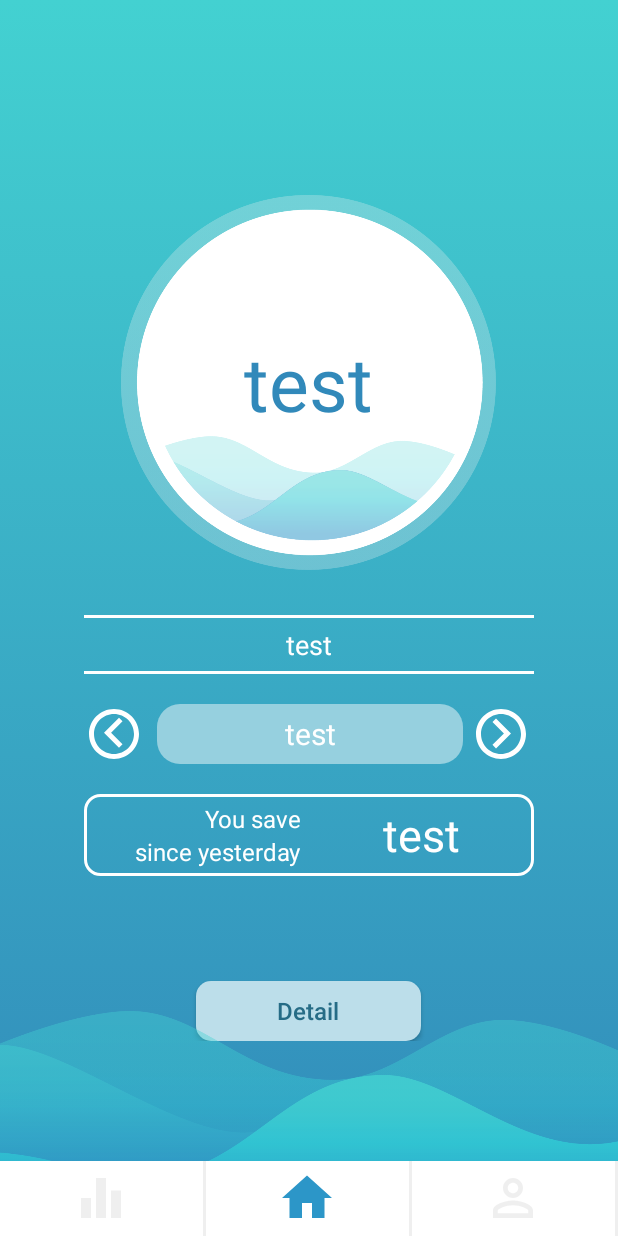
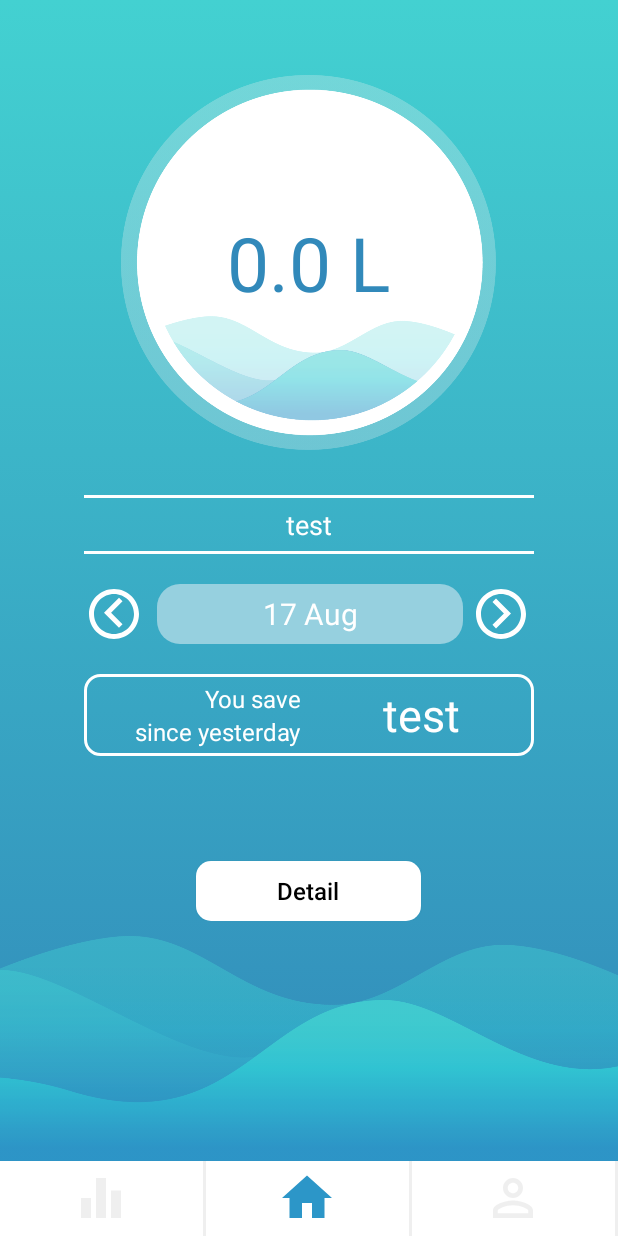
Before and after one commit to jaballogian/Wasav, an Android app: the screen it shows after launch once a user with an empty profile is signed in (ActivityMain), on a phone screen of 412 x 824 dp. Run offline under Robolectric (Android 15) with nearby library versions, the phone set to English and light mode, and no system bars; our stand-ins replace Firebase (no records; nobody signed in at launch, a user with empty details on screens opened directly); libraries missing offline, so code that uses them is left out: lecho.lib.hellocharts, me.anwarshahriar.calligrapher; plain views replace LineChartView; 14 statements that could not run were skipped.

Commit message:
main function of activity main is finished

```diff
--- a/app/src/main/AndroidManifest.xml
+++ b/app/src/main/AndroidManifest.xml
@@ -9,7 +9,8 @@
         android:roundIcon="@drawable/logo"
         android:supportsRtl="true"
         android:theme="@style/Theme.AppCompat.Light.NoActionBar">
-        <activity android:name=".ActivityProfile"></activity>
+        <activity android:name=".ActivityDetail"></activity>
+        <activity android:name=".ActivityProfile" />
         <activity android:name=".ActivityMain">
 
             <!-- <intent-filter> -->
--- a/app/src/main/java/com/example/wasav/ActivityMain.java
+++ b/app/src/main/java/com/example/wasav/ActivityMain.java
@@ -8,6 +8,7 @@ import android.os.Bundle;
 import android.util.Log;
 import android.view.View;
 import android.widget.Button;
+import android.widget.RelativeLayout;
 import android.widget.TextView;
 
 import com.google.firebase.auth.FirebaseAuth;
@@ -37,17 +38,19 @@ import me.anwarshahriar.calligrapher.Calligrapher;
 
 public class ActivityMain extends AppCompatActivity {
 
-    private TextView oneDayUsageTextView, sevenDayUsageTextView;
+    private TextView oneDayUsageTextView, todayTextView, dateTextView, sevenDayUsageTextView;
     private DatabaseReference deviceReference;
     private Double oneDayValue, volume, lastSevenDaysVolume;
     private String timeStamp;
     private ArrayList<String> timeStampArrayList;
     private ArrayList<Double> volumeArrayList;
     private String[] splitterMinus, splitterSlash;
-    private int dayOfYearFromApp, dayOfYearLast7Days;
-    private LineChartView lineChartView;
+    private int dayOfYearFromApp, dayOfYearLast7Days, plusMinusDays;
+//    private LineChartView lineChartView;
     private ArrayList yAxisValues, axisValues;
-    private Button logoutButton;
+//    private Button logoutButton;
+    private Button detailButton;
+    private RelativeLayout minusDayRelativeLayout, plusDayRelativeLayout;
 
     @Override
     protected void onCreate(Bundle savedInstanceState) {
@@ -56,9 +59,14 @@ public class ActivityMain extends AppCompatActivity {
 
         //initializing
         oneDayUsageTextView = (TextView) findViewById(R.id.oneDayUsageTextView);
-        sevenDayUsageTextView = (TextView) findViewById(R.id.sevenDayUsageTextView);
-        lineChartView = findViewById(R.id.chart);
-        logoutButton = (Button) findViewById(R.id.logoutButton);
+        detailButton = (Button) findViewById(R.id.detailButtonActivityMain);
+        todayTextView = (TextView) findViewById(R.id.todayTextViewActivityMain);
+        dateTextView = (TextView) findViewById(R.id.dateTextViewActivityMain);
+        minusDayRelativeLayout = (RelativeLayout) findViewById(R.id.minusDayRelativeLayoutActivityMain);
+        plusDayRelativeLayout =(RelativeLayout) findViewById(R.id.plusDayRelativeLayoutActivityMain);
+//        sevenDayUsageTextView = (TextView) findViewById(R.id.sevenDayUsageTextView);
+//        lineChartView = findViewById(R.id.chart);
+//        logoutButton = (Button) findViewById(R.id.logoutButton);
 
         timeStampArrayList = new ArrayList<String>();
         volumeArrayList = new ArrayList<Double>();
@@ -68,14 +76,32 @@ public class ActivityMain extends AppCompatActivity {
         checkingUser();
 
         //get today date
-        Calendar now = Calendar.getInstance();
+        final Calendar now = Calendar.getInstance();
         dayOfYearFromApp = now.get(Calendar.DAY_OF_YEAR);
+        changeDay(0);
 
         //get last 7 days
         Calendar last7Days = Calendar.getInstance();
         last7Days.setTime(new Date());
         last7Days.add(Calendar.DAY_OF_YEAR, -7);
         dayOfYearLast7Days = last7Days.get(Calendar.DAY_OF_YEAR);
+
+        plusMinusDays = 0;
+        minusDayRelativeLayout.setOnClickListener(new View.OnClickListener() {
+            @Override
+            public void onClick(View v) {
+
+                changeDay(-1);
+            }
+        });
+
+        plusDayRelativeLayout.setOnClickListener(new View.OnClickListener() {
+            @Override
+            public void onClick(View v) {
+
+                changeDay(1);
+            }
+        });
 
         //get data from Firebase
         deviceReference = FirebaseDatabase.getInstance().getReference().child("Devices").child("Wasav-001");
@@ -94,40 +120,9 @@ public class ActivityMain extends AppCompatActivity {
                     Log.d("testData", "time " + timeStamp + " volume " + volume);
                 }
 
-                oneDayValue = 0.0;
-                lastSevenDaysVolume = 0.0;
-                for(int i = 0; i < timeStampArrayList.size(); i++){
+                changeValueOneDay(now);
 
-                    //convert timeStamp from Firebase to date format
-                    SimpleDateFormat formatter = new SimpleDateFormat("dd:MM:yyyy");
-                    Date d = null;
-                    try {
-                        d = formatter.parse(splitterDay(timeStampArrayList.get(i)) + ":" + splitterMonth(timeStampArrayList.get(i)) + ":" + splitterYear(timeStampArrayList.get(i)));
-                    } catch (ParseException e) {
-                        // TODO Auto-generated catch block
-                        e.printStackTrace();
-                    }
-
-                    Calendar convertedDate = Calendar.getInstance();
-                    convertedDate.setTime(d);
-                    int dayOfYearConvertedDate = convertedDate.get(Calendar.DAY_OF_YEAR);
-
-                    //compare
-                    if(dayOfYearConvertedDate == dayOfYearFromApp){
-
-                        oneDayValue = oneDayValue + volumeArrayList.get(i);
-                    }
-
-                    if(dayOfYearConvertedDate > dayOfYearLast7Days && dayOfYearConvertedDate <= dayOfYearFromApp){
-
-                        Log.d("compare", "dayOfYearLast7Days " + dayOfYearLast7Days + " dayOfYearConvertedDate " + dayOfYearConvertedDate + " dayOfYearFromApp " + dayOfYearFromApp);
-                        Log.d("testVolume", String.valueOf(volumeArrayList.get(i)));
-                        lastSevenDaysVolume = lastSevenDaysVolume + volumeArrayList.get(i);
-                    }
-
-                }
-                oneDayUsageTextView.setText(String.valueOf(oneDayValue));
-                sevenDayUsageTextView.setText(String.valueOf(lastSevenDaysVolume));
+//                sevenDayUsageTextView.setText(String.valueOf(lastSevenDaysVolume));
 
                 for (int i = 0; i < timeStampArrayList.size(); i++) {
                     axisValues.add(i, new AxisValue(i).setLabel(splitterDay(timeStampArrayList.get(i)) + "/" + splitterMonth(timeStampArrayList.get(i)) + "/" + splitterYear(timeStampArrayList.get(i))));
@@ -157,11 +152,11 @@ public class ActivityMain extends AppCompatActivity {
                 yAxis.setTextSize(16);
                 data.setAxisYLeft(yAxis);
 
-                lineChartView.setLineChartData(data);
-                Viewport viewport = new Viewport(lineChartView.getMaximumViewport());
-                viewport.top = 110;
-                lineChartView.setMaximumViewport(viewport);
-                lineChartView.setCurrentViewport(viewport);
+//                lineChartView.setLineChartData(data);
+//                Viewport viewport = new Viewport(lineChartView.getMaximumViewport());
+//                viewport.top = 110;
+//                lineChartView.setMaximumViewport(viewport);
+//                lineChartView.setCurrentViewport(viewport);
 
             }
 
@@ -171,17 +166,129 @@ public class ActivityMain extends AppCompatActivity {
             }
         });
 
-        logoutButton.setOnClickListener(new View.OnClickListener() {
+//        logoutButton.setOnClickListener(new View.OnClickListener() {
+//            @Override
+//            public void onClick(View v) {
+//
+//                FirebaseAuth.getInstance().signOut();
+//                Intent toActivityLogin = new Intent(ActivityMain.this, ActivityLogin.class);
+//                toActivityLogin.addFlags(Intent.FLAG_ACTIVITY_NEW_TASK | Intent.FLAG_ACTIVITY_CLEAR_TASK);
+//                startActivity(toActivityLogin);
+//                finish();
+//            }
+//        });
+
+        detailButton.setOnClickListener(new View.OnClickListener() {
             @Override
             public void onClick(View v) {
 
-                FirebaseAuth.getInstance().signOut();
-                Intent toActivityLogin = new Intent(ActivityMain.this, ActivityLogin.class);
-                toActivityLogin.addFlags(Intent.FLAG_ACTIVITY_NEW_TASK | Intent.FLAG_ACTIVITY_CLEAR_TASK);
-                startActivity(toActivityLogin);
-                finish();
+                Intent toActivityDetail = new Intent(ActivityMain.this, ActivityDetail.class);
+                startActivity(toActivityDetail);
             }
         });
+    }
+
+    private void changeDay (int input){
+
+        Calendar newDate = Calendar.getInstance();
+        newDate.setTime(new Date());
+
+        plusMinusDays = plusMinusDays + input;
+
+        newDate.add(Calendar.DAY_OF_YEAR, plusMinusDays);
+        int newDay = newDate.get(Calendar.DAY_OF_MONTH);
+        int newMonth = newDate.get(Calendar.MONTH) + 1;
+        String stringNewMonth = "";
+
+        if(newMonth == 1){
+
+            stringNewMonth = "Jan";
+        }
+        else if(newMonth == 2){
+
+            stringNewMonth = "Feb";
+        }
+        else if(newMonth == 3){
+
+            stringNewMonth = "Mar";
+        }
+        else if(newMonth == 4){
+
+            stringNewMonth = "Apr";
+        }
+        else if(newMonth == 5){
+
+            stringNewMonth = "May";
+        }
+        else if(newMonth == 6){
+
+            stringNewMonth = "Jun";
+        }
+        else if(newMonth == 7){
+
+            stringNewMonth = "Jul";
+        }
+        else if(newMonth == 8){
+
+            stringNewMonth = "Aug";
+        }
+        else if(newMonth == 9){
+
+            stringNewMonth = "Sep";
+        }
+        else if(newMonth == 10){
+
+            stringNewMonth = "Oct";
+        }
+        else if(newMonth == 11){
+
+            stringNewMonth = "Nov";
+        }
+        else if(newMonth == 12){
+
+            stringNewMonth = "Dec";
+        }
+
+        dateTextView.setText(newDay + " " + stringNewMonth);
+
+        changeValueOneDay(newDate);
+    }
+
+    private void changeValueOneDay(Calendar input){
+
+        oneDayValue = 0.0;
+        lastSevenDaysVolume = 0.0;
+        for(int i = 0; i < timeStampArrayList.size(); i++){
+
+            //convert timeStamp from Firebase to date format
+            SimpleDateFormat formatter = new SimpleDateFormat("dd:MM:yyyy");
+            Date d = null;
+            try {
+                d = formatter.parse(splitterDay(timeStampArrayList.get(i)) + ":" + splitterMonth(timeStampArrayList.get(i)) + ":" + splitterYear(timeStampArrayList.get(i)));
+            } catch (ParseException e) {
+                // TODO Auto-generated catch block
+                e.printStackTrace();
+            }
+
+            Calendar convertedDate = Calendar.getInstance();
+            convertedDate.setTime(d);
+            int dayOfYearConvertedDate = convertedDate.get(Calendar.DAY_OF_YEAR);
+
+            //compare
+            if(dayOfYearConvertedDate == input.get(Calendar.DAY_OF_YEAR)){
+
+                oneDayValue = oneDayValue + volumeArrayList.get(i);
+            }
+
+            if(dayOfYearConvertedDate > dayOfYearLast7Days && dayOfYearConvertedDate <= dayOfYearFromApp){
+
+                Log.d("compare", "dayOfYearLast7Days " + dayOfYearLast7Days + " dayOfYearConvertedDate " + dayOfYearConvertedDate + " dayOfYearFromApp " + dayOfYearFromApp);
+                Log.d("testVolume", String.valueOf(volumeArrayList.get(i)));
+                lastSevenDaysVolume = lastSevenDaysVolume + volumeArrayList.get(i);
+            }
+
+        }
+        oneDayUsageTextView.setText(String.valueOf(oneDayValue) + " L");
     }
 
     //get day from Firebase
--- a/app/src/main/res/drawable/background_button_powderblue.xml
+++ b/app/src/main/res/drawable/background_button_white.xml
@@ -4,7 +4,7 @@
     <item>
         <shape android:shape="rectangle"  >
             <corners android:radius="10dip" />
-            <solid android:color="@color/powderblue"/>
+            <solid android:color="@color/white"/>
         </shape>
     </item>
 </selector>
--- a/app/src/main/res/layout/activity_main.xml
+++ b/app/src/main/res/layout/activity_main.xml
@@ -4,7 +4,7 @@
     xmlns:tools="http://schemas.android.com/tools"
     android:layout_width="match_parent"
     android:layout_height="match_parent"
-    android:background="@drawable/background_splash_screen"
+    android:background="@color/white"
     tools:context=".ActivityMain">
 
     <!--<Button-->
@@ -32,12 +32,24 @@
         <!--android:layout_width="match_parent"-->
         <!--android:layout_height="match_parent" />-->
 
+    <ScrollView
+        android:layout_width="match_parent"
+        android:layout_height="match_parent"
+        android:layout_marginBottom="50dp"
+        android:background="@drawable/background_splash_screen">
+
+        <LinearLayout
+            android:layout_width="match_parent"
+            android:layout_height="match_parent"
+            android:orientation="vertical">
+
             <LinearLayout
                 android:layout_marginTop="50dp"
                 android:layout_width="300dp"
                 android:layout_height="wrap_content"
                 android:orientation="vertical"
-        android:layout_centerInParent="true">
+                android:layout_gravity="center_horizontal"
+                android:layout_marginBottom="50dp">
 
                 <RelativeLayout
                     android:layout_width="wrap_content"
@@ -56,7 +68,8 @@
                         android:text="test"
                         android:textColor="@color/steelblue"
                         android:textSize="50sp"
-                android:layout_centerInParent="true"/>
+                        android:layout_centerInParent="true"
+                        android:id="@+id/oneDayUsageTextView"/>
                 </RelativeLayout>
 
                 <LinearLayout
@@ -71,6 +84,7 @@
                 <TextView
                     android:layout_width="wrap_content"
                     android:layout_height="wrap_content"
+                    android:id="@+id/todayTextViewActivityMain"
                     android:text="test"
                     android:textColor="@color/white"
                     android:textSize="18sp"
@@ -95,7 +109,8 @@
                     <RelativeLayout
                         android:layout_width="match_parent"
                         android:layout_height="wrap_content"
-                android:layout_weight="3">
+                        android:layout_weight="3"
+                        android:id="@+id/minusDayRelativeLayoutActivityMain">
 
                         <ImageView
                             android:layout_width="40dp"
@@ -109,6 +124,7 @@
                     </RelativeLayout>
 
                     <TextView
+                        android:id="@+id/dateTextViewActivityMain"
                         android:layout_width="match_parent"
                         android:layout_height="match_parent"
                         android:layout_weight="1"
@@ -123,7 +139,8 @@
                     <RelativeLayout
                         android:layout_width="match_parent"
                         android:layout_height="wrap_content"
-                android:layout_weight="3">
+                        android:layout_weight="3"
+                        android:id="@+id/plusDayRelativeLayoutActivityMain">
 
                         <ImageView
                             android:layout_width="40dp"
@@ -184,19 +201,24 @@
                     android:layout_width="150dp"
                     android:layout_height="40dp"
                     android:text="Detail"
+                    android:id="@+id/detailButtonActivityMain"
                     android:textAllCaps="false"
-            android:textColor="@color/teal"
+                    android:textColor="@color/black"
                     android:textSize="16sp"
-            android:background="@drawable/background_button_powderblue"
+                    android:background="@drawable/background_button_white"
                     android:layout_gravity="center_horizontal" />
 
             </LinearLayout>
+        </LinearLayout>
+
+    </ScrollView>
 
     <ImageView
         android:layout_width="match_parent"
         android:layout_height="150dp"
         android:background="@drawable/wave"
-        android:layout_alignParentBottom="true"/>
+        android:layout_alignParentBottom="true"
+        android:layout_marginBottom="50dp"/>
 
     <LinearLayout
         android:layout_width="match_parent"
```
Also changed, not shown: app/src/main/java/com/example/wasav/ActivityDetail.java (added, +13 -0 lines), app/src/main/res/layout/activity_detail.xml (added, +9 -0 lines). Lines whose indentation alone changed are shown as unchanged.
